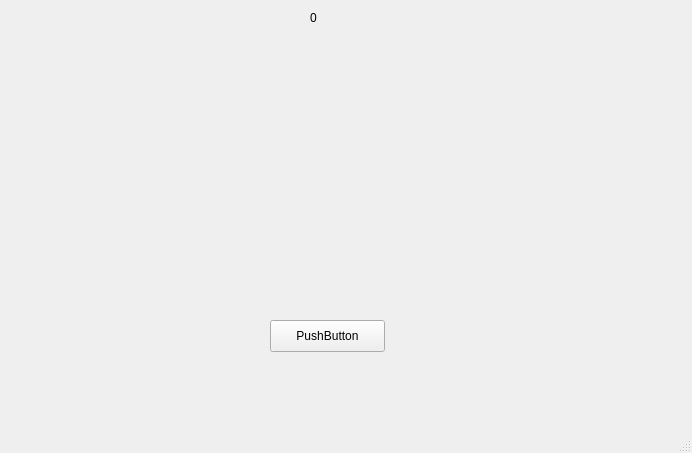
Old version of the form CrapsMainWindow.ui in the repository SNHU-CETA-CSE/crapsnqt-nathanielpatrick-lemana.
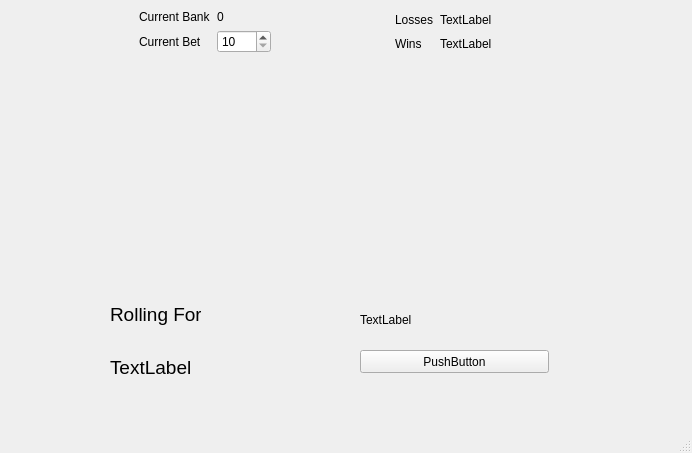
New version of the form. Icons and pictures are not drawn.

The edit to the form file:
```diff
--- a/CrapsMainWindow.ui
+++ b/CrapsMainWindow.ui
@@ -17,60 +17,259 @@
    <widget class="QPushButton" name="rollButton">
     <property name="geometry">
      <rect>
-      <x>270</x>
-      <y>320</y>
-      <width>115</width>
-      <height>32</height>
+      <x>360</x>
+      <y>350</y>
+      <width>189</width>
+      <height>23</height>
      </rect>
     </property>
     <property name="text">
      <string>PushButton</string>
     </property>
    </widget>
-   <widget class="QLabel" name="die1UI">
+   <widget class="QLabel" name="statusUI">
     <property name="geometry">
      <rect>
-      <x>110</x>
-      <y>40</y>
-      <width>181</width>
-      <height>171</height>
+      <x>360</x>
+      <y>290</y>
+      <width>189</width>
+      <height>60</height>
      </rect>
     </property>
     <property name="text">
-     <string/>
+     <string>TextLabel</string>
     </property>
     <property name="pixmap">
      <pixmap resource="crapsResources.qrc">:/dieImages/6</pixmap>
     </property>
    </widget>
-   <widget class="QLabel" name="die2UI">
+   <widget class="QWidget" name="layoutWidget">
     <property name="geometry">
      <rect>
-      <x>380</x>
-      <y>40</y>
-      <width>181</width>
-      <height>181</height>
-     </rect>
-    </property>
-    <property name="text">
-     <string/>
-    </property>
-    <property name="pixmap">
-     <pixmap resource="crapsResources.qrc">:/dieImages/5</pixmap>
-    </property>
-   </widget>
-   <widget class="QLabel" name="currentBankValueUI">
-    <property name="geometry">
-     <rect>
-      <x>310</x>
+      <x>20</x>
       <y>10</y>
-      <width>58</width>
-      <height>16</height>
+      <width>591</width>
+      <height>43</height>
      </rect>
     </property>
-    <property name="text">
-     <string>0</string>
+    <layout class="QHBoxLayout" name="horizontalLayout">
+     <item>
+      <spacer name="horizontalSpacer_5">
+       <property name="orientation">
+        <enum>Qt::Horizontal</enum>
+       </property>
+       <property name="sizeHint" stdset="0">
+        <size>
+         <width>40</width>
+         <height>20</height>
+        </size>
+       </property>
+      </spacer>
+     </item>
+     <item>
+      <layout class="QGridLayout" name="gridLayout_2">
+       <item row="1" column="0">
+        <widget class="QLabel" name="label_4">
+         <property name="text">
+          <string>Current Bet</string>
+         </property>
+        </widget>
+       </item>
+       <item row="0" column="1">
+        <widget class="QLabel" name="currentBankValueUI">
+         <property name="text">
+          <string>0</string>
+         </property>
+        </widget>
+       </item>
+       <item row="0" column="0">
+        <widget class="QLabel" name="label_3">
+         <property name="text">
+          <string>Current Bank</string>
+         </property>
+        </widget>
+       </item>
+       <item row="1" column="1">
+        <widget class="QSpinBox" name="spinBox">
+         <property name="minimum">
+          <number>10</number>
+         </property>
+         <property name="maximum">
+          <number>1000</number>
+         </property>
+         <property name="singleStep">
+          <number>20</number>
+         </property>
+        </widget>
+       </item>
+      </layout>
+     </item>
+     <item>
+      <spacer name="horizontalSpacer">
+       <property name="orientation">
+        <enum>Qt::Horizontal</enum>
+       </property>
+       <property name="sizeHint" stdset="0">
+        <size>
+         <width>40</width>
+         <height>20</height>
+        </size>
+       </property>
+      </spacer>
+     </item>
+     <item>
+      <layout class="QGridLayout" name="gridLayout_3">
+       <item row="0" column="0">
+        <widget class="QLabel" name="label_5">
+         <property name="text">
+          <string>Losses</string>
+         </property>
+        </widget>
+       </item>
+       <item row="1" column="1">
+        <widget class="QLabel" name="winsCountUI">
+         <property name="text">
+          <string>TextLabel</string>
+         </property>
+        </widget>
+       </item>
+       <item row="0" column="1">
+        <widget class="QLabel" name="lossCountUI">
+         <property name="text">
+          <string>TextLabel</string>
+         </property>
+        </widget>
+       </item>
+       <item row="1" column="0">
+        <widget class="QLabel" name="label">
+         <property name="text">
+          <string>Wins</string>
+         </property>
+        </widget>
+       </item>
+      </layout>
+     </item>
+     <item>
+      <spacer name="horizontalSpacer_6">
+       <property name="orientation">
+        <enum>Qt::Horizontal</enum>
+       </property>
+       <property name="sizeHint" stdset="0">
+        <size>
+         <width>40</width>
+         <height>20</height>
+        </size>
+       </property>
+      </spacer>
+     </item>
+    </layout>
+   </widget>
+   <widget class="QWidget" name="layoutWidget">
+    <property name="geometry">
+     <rect>
+      <x>20</x>
+      <y>70</y>
+      <width>591</width>
+      <height>201</height>
+     </rect>
     </property>
+    <layout class="QHBoxLayout" name="horizontalLayout_2">
+     <item>
+      <spacer name="horizontalSpacer_2">
+       <property name="orientation">
+        <enum>Qt::Horizontal</enum>
+       </property>
+       <property name="sizeHint" stdset="0">
+        <size>
+         <width>40</width>
+         <height>20</height>
+        </size>
+       </property>
+      </spacer>
+     </item>
+     <item>
+      <widget class="QLabel" name="die1UI">
+       <property name="text">
+        <string/>
+       </property>
+       <property name="pixmap">
+        <pixmap resource="crapsResources.qrc">:/dieImages/6</pixmap>
+       </property>
+      </widget>
+     </item>
+     <item>
+      <spacer name="horizontalSpacer_3">
+       <property name="orientation">
+        <enum>Qt::Horizontal</enum>
+       </property>
+       <property name="sizeHint" stdset="0">
+        <size>
+         <width>40</width>
+         <height>20</height>
+        </size>
+       </property>
+      </spacer>
+     </item>
+     <item>
+      <widget class="QLabel" name="die2UI">
+       <property name="text">
+        <string/>
+       </property>
+       <property name="pixmap">
+        <pixmap resource="crapsResources.qrc">:/dieImages/5</pixmap>
+       </property>
+      </widget>
+     </item>
+     <item>
+      <spacer name="horizontalSpacer_4">
+       <property name="orientation">
+        <enum>Qt::Horizontal</enum>
+       </property>
+       <property name="sizeHint" stdset="0">
+        <size>
+         <width>40</width>
+         <height>20</height>
+        </size>
+       </property>
+      </spacer>
+     </item>
+    </layout>
+   </widget>
+   <widget class="QWidget" name="layoutWidget">
+    <property name="geometry">
+     <rect>
+      <x>110</x>
+      <y>290</y>
+      <width>91</width>
+      <height>101</height>
+     </rect>
+    </property>
+    <layout class="QVBoxLayout" name="verticalLayout">
+     <item>
+      <widget class="QLabel" name="label_2">
+       <property name="font">
+        <font>
+         <pointsize>14</pointsize>
+        </font>
+       </property>
+       <property name="text">
+        <string>Rolling For</string>
+       </property>
+      </widget>
+     </item>
+     <item>
+      <widget class="QLabel" name="rollingForUI">
+       <property name="font">
+        <font>
+         <pointsize>14</pointsize>
+        </font>
+       </property>
+       <property name="text">
+        <string>TextLabel</string>
+       </property>
+      </widget>
+     </item>
+    </layout>
    </widget>
   </widget>
   <widget class="QMenuBar" name="menubar">
```
Left out of the diff: 5 changed lines with no effect on the pictures.
